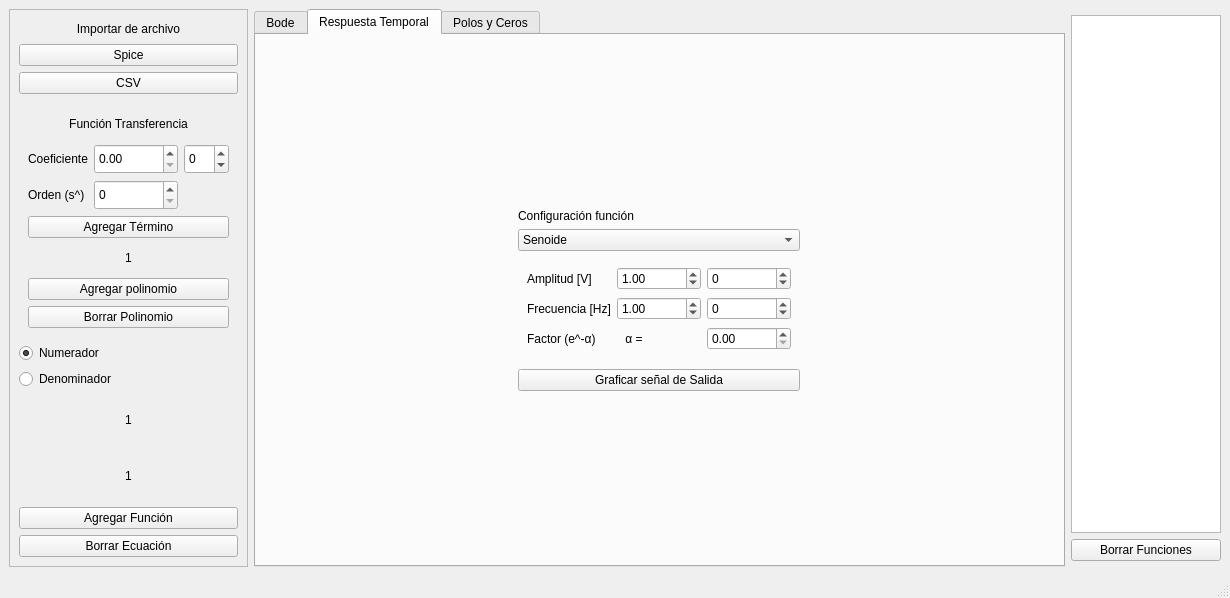
Old version of the form designer/mainwindow.ui in the repository BrunoDS01/TC_TP1_Grupo_6.
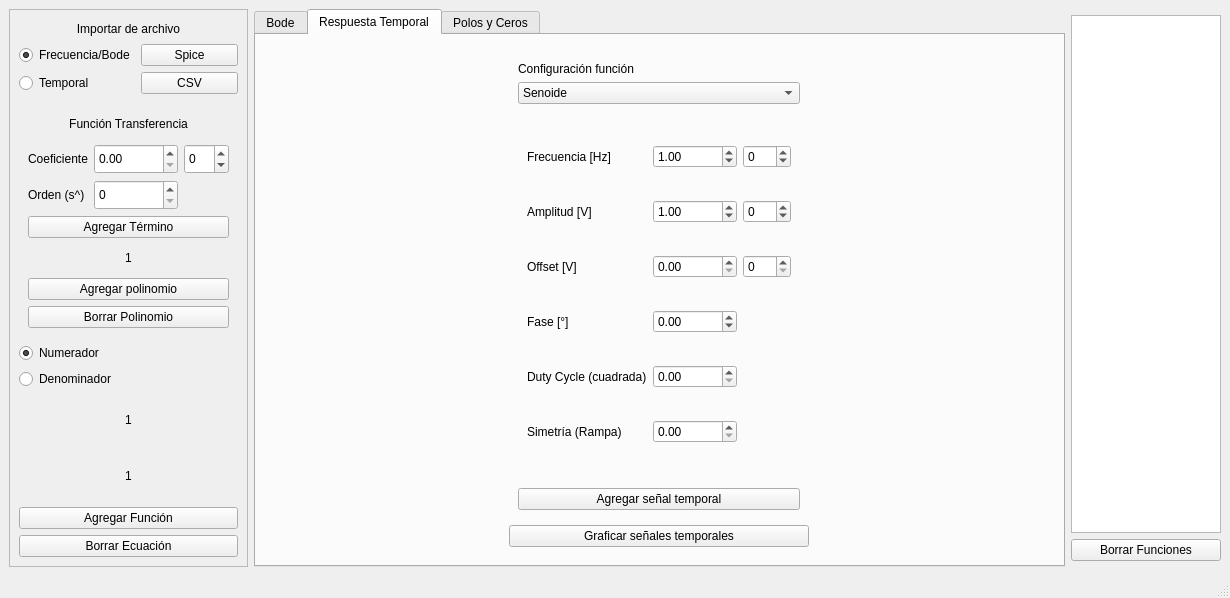
New version of the form. The open tabs and pages were chosen to show the change.

```diff
--- a/designer/mainwindow.ui
+++ b/designer/mainwindow.ui
@@ -216,7 +216,7 @@
              <property name="maximumSize">
               <size>
                <width>300</width>
-               <height>200</height>
+               <height>16777215</height>
               </size>
              </property>
              <layout class="QVBoxLayout" name="verticalLayout_7">
@@ -263,60 +263,57 @@
                 </property>
                 <widget class="QWidget" name="ampFrecPage">
                  <layout class="QGridLayout" name="gridLayout_10">
-                  <item row="0" column="1">
-                   <widget class="QDoubleSpinBox" name="amplitudSenDoubleBox">
+                  <item row="3" column="1">
+                   <widget class="QDoubleSpinBox" name="doubleSpinBox">
                     <property name="minimum">
-                     <double>0.010000000000000</double>
+                     <double>-360.000000000000000</double>
                     </property>
                     <property name="maximum">
-                     <double>10000000000.000000000000000</double>
-                    </property>
-                    <property name="value">
-                     <double>1.000000000000000</double>
+                     <double>360.000000000000000</double>
                     </property>
                    </widget>
                   </item>
                   <item row="2" column="0">
+                   <widget class="QLabel" name="label_5">
+                    <property name="text">
+                     <string>Offset [V]</string>
+                    </property>
+                   </widget>
+                  </item>
+                  <item row="0" column="0">
                    <widget class="QLabel" name="label_7">
                     <property name="text">
                      <string>Frecuencia [Hz]</string>
                     </property>
                    </widget>
                   </item>
-                  <item row="0" column="2">
-                   <widget class="QSpinBox" name="amplitudSenMultiplicador">
-                    <property name="minimum">
-                     <number>-12</number>
-                    </property>
-                    <property name="maximum">
-                     <number>12</number>
-                    </property>
-                    <property name="singleStep">
-                     <number>3</number>
-                    </property>
-                   </widget>
-                  </item>
-                  <item row="0" column="0">
-                   <widget class="QLabel" name="label_6">
-                    <property name="text">
-                     <string>Amplitud [V]</string>
-                    </property>
-                   </widget>
-                  </item>
-                  <item row="2" column="1">
-                   <widget class="QDoubleSpinBox" name="frecSenDoubleBox">
-                    <property name="minimum">
-                     <double>0.010000000000000</double>
-                    </property>
-                    <property name="maximum">
-                     <double>10000000000.000000000000000</double>
-                    </property>
-                    <property name="value">
-                     <double>1.000000000000000</double>
-                    </property>
-                   </widget>
-                  </item>
                   <item row="2" column="2">
+                   <widget class="QSpinBox" name="offsetSenMultiplier"/>
+                  </item>
+                  <item row="3" column="0">
+                   <widget class="QLabel" name="label_13">
+                    <property name="text">
+                     <string>Fase [°]</string>
+                    </property>
+                   </widget>
+                  </item>
+                  <item row="2" column="1">
+                   <widget class="QDoubleSpinBox" name="offsetSen"/>
+                  </item>
+                  <item row="0" column="1">
+                   <widget class="QDoubleSpinBox" name="frecSenDoubleBox">
+                    <property name="minimum">
+                     <double>0.010000000000000</double>
+                    </property>
+                    <property name="maximum">
+                     <double>10000000000.000000000000000</double>
+                    </property>
+                    <property name="value">
+                     <double>1.000000000000000</double>
+                    </property>
+                   </widget>
+                  </item>
+                  <item row="0" column="2">
                    <widget class="QSpinBox" name="frecuenciaSenMultiplicador">
                     <property name="minimum">
                      <number>-12</number>
@@ -329,17 +326,64 @@
                     </property>
                    </widget>
                   </item>
-                  <item row="3" column="2">
-                   <widget class="QDoubleSpinBox" name="amortSenDoubleBox">
+                  <item row="1" column="1">
+                   <widget class="QDoubleSpinBox" name="amplitudSenDoubleBox">
+                    <property name="minimum">
+                     <double>0.010000000000000</double>
+                    </property>
                     <property name="maximum">
-                     <double>1000000000000.000000000000000</double>
+                     <double>10000000000.000000000000000</double>
                     </property>
+                    <property name="value">
+                     <double>1.000000000000000</double>
+                    </property>
                    </widget>
                   </item>
-                  <item row="3" column="0" colspan="2">
-                   <widget class="QLabel" name="label_32">
+                  <item row="1" column="2">
+                   <widget class="QSpinBox" name="amplitudSenMultiplicador">
+                    <property name="minimum">
+                     <number>-12</number>
+                    </property>
+                    <property name="maximum">
+                     <number>12</number>
+                    </property>
+                    <property name="singleStep">
+                     <number>3</number>
+                    </property>
+                   </widget>
+                  </item>
+                  <item row="1" column="0">
+                   <widget class="QLabel" name="label_6">
                     <property name="text">
-                     <string>Factor (e^-α)         α =</string>
+                     <string>Amplitud [V]</string>
+                    </property>
+                   </widget>
+                  </item>
+                  <item row="4" column="0">
+                   <widget class="QLabel" name="label_14">
+                    <property name="text">
+                     <string>Duty Cycle (cuadrada)</string>
+                    </property>
+                   </widget>
+                  </item>
+                  <item row="5" column="0">
+                   <widget class="QLabel" name="label_15">
+                    <property name="text">
+                     <string>Simetría (Rampa)</string>
+                    </property>
+                   </widget>
+                  </item>
+                  <item row="4" column="1">
+                   <widget class="QDoubleSpinBox" name="dutyCycleDoubleBox">
+                    <property name="maximum">
+                     <double>100.000000000000000</double>
+                    </property>
+                   </widget>
+                  </item>
+                  <item row="5" column="1">
+                   <widget class="QDoubleSpinBox" name="simetryDoubleBox">
+                    <property name="maximum">
+                     <double>100.000000000000000</double>
                     </property>
                    </widget>
                   </item>
@@ -484,14 +528,21 @@
               <item>
                <widget class="QPushButton" name="graficarSalidaButton">
                 <property name="text">
-                 <string>Graficar señal de Salida</string>
+                 <string>Agregar señal temporal</string>
                 </property>
                </widget>
               </item>
              </layout>
             </widget>
            </item>
-           <item row="0" column="0">
+           <item row="1" column="1">
+            <widget class="QPushButton" name="plotTemporalButton">
+             <property name="text">
+              <string>Graficar señales temporales</string>
+             </property>
+            </widget>
+           </item>
+           <item row="0" column="0" rowspan="2">
             <layout class="QVBoxLayout" name="temporalResponsePlot"/>
            </item>
           </layout>
@@ -778,8 +829,45 @@
         </layout>
        </item>
        <item row="0" column="1">
-        <layout class="QVBoxLayout" name="verticalLayout_3">
-         <item>
+        <layout class="QGridLayout" name="gridLayout_15">
+         <item row="3" column="1">
+          <widget class="QPushButton" name="spiceButton">
+           <property name="text">
+            <string>Spice</string>
+           </property>
+          </widget>
+         </item>
+         <item row="4" column="1">
+          <widget class="QPushButton" name="csvButton">
+           <property name="text">
+            <string>CSV</string>
+           </property>
+          </widget>
+         </item>
+         <item row="3" column="0">
+          <widget class="QRadioButton" name="frequencyButton">
+           <property name="text">
+            <string>Frecuencia/Bode</string>
+           </property>
+           <property name="checked">
+            <bool>true</bool>
+           </property>
+           <attribute name="buttonGroup">
+            <string notr="true">buttonGroup_4</string>
+           </attribute>
+          </widget>
+         </item>
+         <item row="4" column="0">
+          <widget class="QRadioButton" name="temporalButton">
+           <property name="text">
+            <string>Temporal</string>
+           </property>
+           <attribute name="buttonGroup">
+            <string notr="true">buttonGroup_4</string>
+           </attribute>
+          </widget>
+         </item>
+         <item row="0" column="0" colspan="2">
           <widget class="QLabel" name="label_10">
            <property name="maximumSize">
             <size>
@@ -798,20 +886,6 @@
            </property>
           </widget>
          </item>
-         <item>
-          <widget class="QPushButton" name="spiceButton">
-           <property name="text">
-            <string>Spice</string>
-           </property>
-          </widget>
-         </item>
-         <item>
-          <widget class="QPushButton" name="csvButton">
-           <property name="text">
-            <string>CSV</string>
-           </property>
-          </widget>
-         </item>
         </layout>
        </item>
       </layout>
```
Left out of the diff: 59 changed lines with no effect on the pictures.
